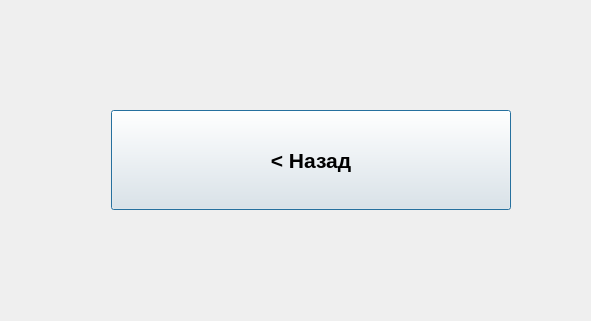
First picture: the form in balancedialog.ui, repository wolandtel/terminal, before the edit; both pictures show x 0 to 591 and y 287 to 608 of the 1152 by 608 pixel window.
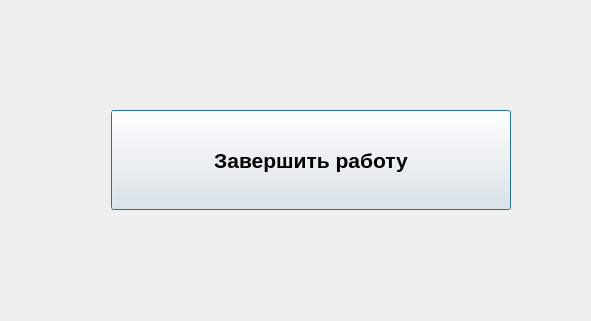
Second picture: the form after the edit.

What changed in the file:
```diff
--- a/balancedialog.ui
+++ b/balancedialog.ui
@@ -138,7 +138,7 @@
         </font>
        </property>
        <property name="text">
-        <string>&lt; Назад</string>
+        <string>Завершить работу</string>
        </property>
       </widget>
      </item>
```
